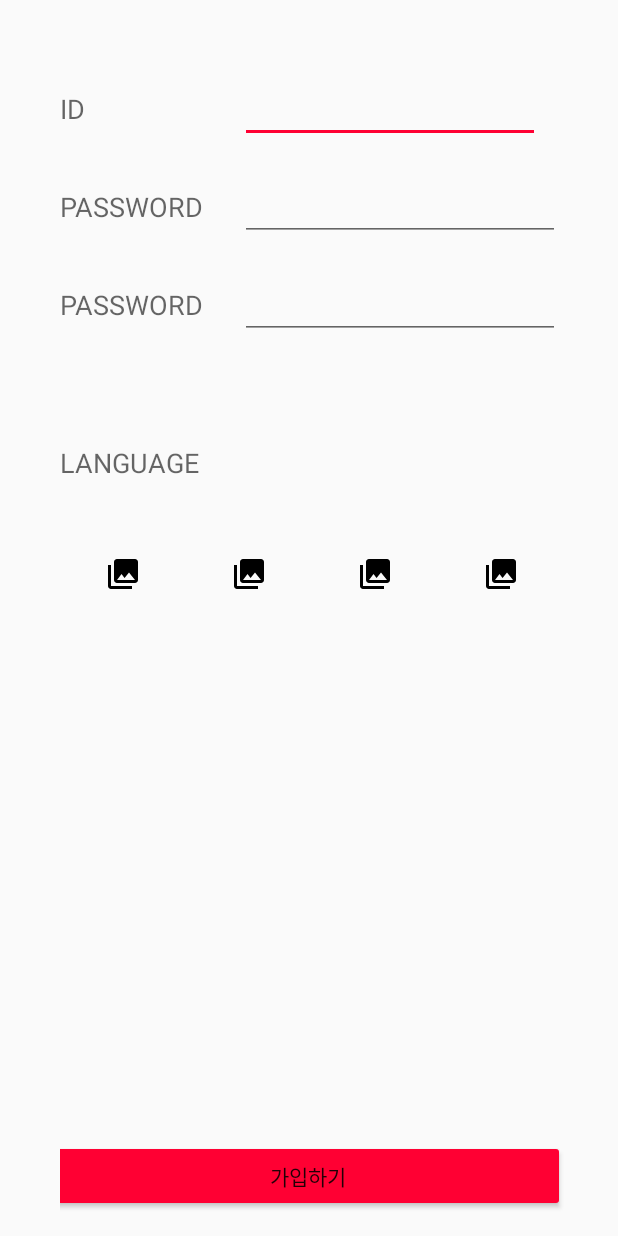
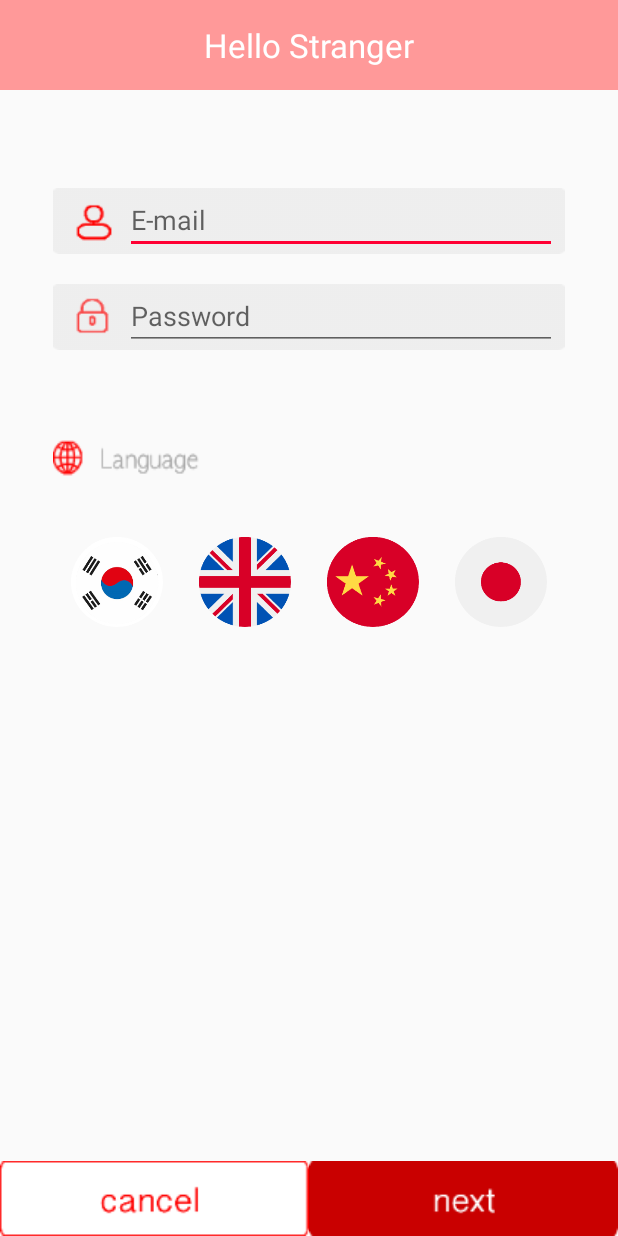
Before and after one commit to hojunyoo/HelloStranger, an Android app: the layout activity_join.xml on its own in the app's theme, with its tools: preview values and no code run, on a phone screen of 412 x 824 dp. Run offline under Robolectric (Android 15) with nearby library versions, the phone set to English and light mode, and no system bars; network calls fail.

Commit message:
로그인 서버 연동 테스트 완료 login.xml, join.xml 작성중 splash, login, join 트랜젝션 완료

```diff
--- a/app/src/main/AndroidManifest.xml
+++ b/app/src/main/AndroidManifest.xml
@@ -15,7 +15,8 @@
             android:name=".activity.MainActivity"
             android:label="@string/app_home"
             android:theme="@style/AppTheme.NoActionBar"></activity>
-        <activity android:name=".activity.LogInActivity" />
+        <activity android:name=".activity.LogInActivity"
+            android:theme="@style/FullscreenTheme"/>
         <activity
             android:name=".activity.SplashActivity"
             android:configChanges="orientation|keyboardHidden|screenSize"
--- a/app/src/main/java/com/example/secpc/hellostranger/activity/SettingTabooActivity.java
+++ b/app/src/main/java/com/example/secpc/hellostranger/activity/SettingTabooActivity.java
@@ -116,10 +116,7 @@ public class SettingTabooActivity extends Activity {
         url += "users/new?"+ServerRequest.joinURL("name", id)+"&"+ServerRequest.joinURL("password", password)+"&"
                 + ServerRequest.joinURL("lang", language)+"&" + ServerRequest.joinURL("for_taboo", String.valueOf(Taboo));
         ServerRequest.sendUserRequest(getApplicationContext(), url);
-        User user = new User(null, id, password, Integer.parseInt(language), null, Taboo);
-
         //회원가입한 사용자 등록\
         //후에 자동로그인 sharedpreference적용 예정
-        DataInstance.setUser(user);
     }
 }
--- a/app/src/main/java/com/example/secpc/hellostranger/activity/SplashActivity.java
+++ b/app/src/main/java/com/example/secpc/hellostranger/activity/SplashActivity.java
@@ -37,7 +37,7 @@ public class SplashActivity extends AppCompatActivity {
 //                finish();
 //                overridePendingTransition(android.R.anim.fade_in, android.R.anim.fade_out);
 
-                Intent goMain = new Intent(SplashActivity.this, JoinActivity.class);
+                Intent goMain = new Intent(SplashActivity.this, LogInActivity.class);
                 startActivity(goMain);
                 finish();
                 overridePendingTransition(android.R.anim.fade_in, android.R.anim.fade_out);
--- a/app/src/main/java/com/example/secpc/hellostranger/controller/DataInstance.java
+++ b/app/src/main/java/com/example/secpc/hellostranger/controller/DataInstance.java
@@ -9,7 +9,7 @@ import com.example.secpc.hellostranger.data.User;
 public class DataInstance {
     private static User user;
 
-    public User getUser() {
+    public static User getUser() {
         return user;
     }
 
--- a/app/src/main/res/layout/activity_join.xml
+++ b/app/src/main/res/layout/activity_join.xml
@@ -3,119 +3,130 @@
     xmlns:tools="http://schemas.android.com/tools"
     android:layout_width="match_parent"
     android:layout_height="match_parent"
-    android:paddingBottom="@dimen/activity_vertical_margin"
-    android:paddingLeft="40dp"
-    android:paddingRight="30dp"
-    android:paddingTop="50dp"
+
     tools:context="com.example.secpc.hellostranger.activity.JoinActivity">
 
     <LinearLayout
+        android:layout_width="match_parent"
+        android:layout_height="60dp"
+        android:background="@color/colorPrimary2"
+        android:id="@+id/linearLayout_top">
+        <TextView
+            android:layout_width="match_parent"
+            android:layout_height="wrap_content"
+            android:text="Hello Stranger"
+            android:layout_gravity="center"
+            android:textColor="#ffffff"
+            android:textAppearance="?android:attr/textAppearanceLarge"
+            android:textAlignment="center"
+            />
+    </LinearLayout>
+
+    <LinearLayout
+        android:layout_width="match_parent"
+        android:layout_height="wrap_content"
+        android:padding="35dp"
+        android:layout_marginTop="30dp"
+        android:layout_below="@+id/linearLayout_top"
+        android:orientation="vertical">
+    <LinearLayout
         android:orientation="vertical"
+        android:id="@+id/linearLayout"
         android:layout_width="match_parent"
         android:layout_height="wrap_content">
 
-        <LinearLayout
+        <RelativeLayout
             android:orientation="horizontal"
-            android:layout_width="wrap_content"
+            android:layout_width="match_parent"
             android:layout_height="wrap_content">
-
             <TextView
-                android:layout_width="100dp"
-                android:layout_height="wrap_content"
+                android:layout_width="match_parent"
+                android:layout_height="44dp"
                 android:textAppearance="?android:attr/textAppearanceMedium"
-                android:text="ID"
-                android:id="@+id/textView4" />
+                android:id="@+id/textView"
+                android:background="@drawable/signup_email_icon"/>
 
             <EditText
-                android:layout_width="200dp"
-                android:layout_height="wrap_content"
-               android:layout_marginLeft="20dp"
-                android:id="@+id/JoinActivity_EditText_id" />
+                android:layout_width="match_parent"
+                android:layout_height="44dp"
+                android:layout_marginLeft="48dp"
+                android:layout_marginRight="5dp"
+                android:hint="E-mail"
+                android:id="@+id/JoinActivity_EditText_id"
+                android:layout_alignParentTop="true"
+                android:layout_alignParentLeft="true"
+                android:layout_alignParentStart="true" />
 
-        </LinearLayout>
+        </RelativeLayout>
 
-        <LinearLayout
-            android:orientation="horizontal"
-            android:layout_width="wrap_content"
-            android:layout_height="wrap_content"
+        <RelativeLayout
+              android:layout_width="wrap_content"
+              android:layout_height="wrap_content"
             android:layout_marginTop="20dp" >
 
             <TextView
-                android:layout_width="100dp"
-                android:layout_height="wrap_content"
-                android:textAppearance="?android:attr/textAppearanceMedium"
-                android:text="PASSWORD"
-                android:id="@+id/textView7" />
+                android:layout_width="match_parent"
+                android:layout_height="44dp"
+                android:background="@drawable/signup_password_icon"
+                android:id="@+id/textView2" />
 
             <EditText
-                android:layout_width="wrap_content"
-                android:layout_height="wrap_content"
+                android:layout_width="match_parent"
+                android:layout_height="44dp"
                 android:inputType="textPassword"
+                android:hint="Password"
+                android:layout_marginLeft="48dp"
+                android:layout_marginRight="5dp"
                 android:ems="10"
-                android:layout_marginLeft="20dp"
-                android:id="@+id/JoinActivity_EditText_password" />
-        </LinearLayout>
-
-        <LinearLayout
-            android:orientation="horizontal"
-            android:layout_width="wrap_content"
-            android:layout_height="wrap_content"
-            android:layout_marginTop="20dp">
-
-            <TextView
-                android:layout_width="100dp"
-                android:layout_height="wrap_content"
-                android:textAppearance="?android:attr/textAppearanceMedium"
-                android:text="PASSWORD"
-                android:id="@+id/textView5" />
-
-            <EditText
-                android:layout_width="wrap_content"
-                android:layout_height="wrap_content"
-                android:inputType="textPassword"
-                android:ems="10"
-                android:layout_marginLeft="20dp"
-                android:id="@+id/JoinActivity_EditText_repassword" />
+                android:id="@+id/JoinActivity_EditText_password"
+                android:layout_alignParentTop="true"
+                android:layout_alignParentRight="true"
+                android:layout_alignParentEnd="true" />
+        </RelativeLayout>
 
         </LinearLayout>
 
         <TextView
-            android:layout_width="match_parent"
+            android:layout_width="100dp"
             android:layout_height="wrap_content"
             android:textAppearance="?android:attr/textAppearanceMedium"
-            android:text="LANGUAGE"
-            android:layout_marginTop="70dp"
+            android:background="@drawable/singup_lang_icon"
+            android:layout_marginTop="60dp"
+            android:layout_below="@+id/linearLayout"
             android:id="@+id/textView6" />
 
-        <RelativeLayout
+        <LinearLayout
             android:layout_width="wrap_content"
-            android:layout_height="wrap_content"
-            android:layout_marginTop="20dp"
+            android:layout_height="80dp"
+            android:layout_below="@+id/textView6"
+            android:layout_marginTop="30dp"
+            android:orientation="horizontal"
             >
 
             <ImageButton
                 android:layout_width="wrap_content"
                 android:layout_height="wrap_content"
-                android:padding="30dp"
-                android:src="@drawable/ic_menu_gallery"
+                android:src="@drawable/south_korea"
+                android:layout_weight="1"
+                android:scaleType="fitXY"
                 android:backgroundTint="@android:color/transparent"
                 android:id="@+id/JoinActivity_button_language_kor" />
 
             <ImageButton
                 android:layout_width="wrap_content"
                 android:layout_height="wrap_content"
-                android:src="@drawable/ic_menu_gallery"
-                android:padding="30dp"
+                android:src="@drawable/united_kingdom"
+                 android:scaleType="fitXY"
                 android:backgroundTint="@android:color/transparent"
-                android:layout_toRightOf="@+id/JoinActivity_button_language_kor"
+                android:layout_weight="1"
                 android:id="@+id/JoinActivity_button_language_eng" />
 
             <ImageButton
                 android:layout_width="wrap_content"
                 android:layout_height="wrap_content"
-                android:src="@drawable/ic_menu_gallery"
-                android:padding="30dp"
-                android:layout_toRightOf="@+id/JoinActivity_button_language_eng"
+                android:src="@drawable/china"
+                android:scaleType="fitXY"
+                android:layout_weight="1"
                 android:id="@+id/JoinActivity_button_language_chin"
                 android:backgroundTint="@android:color/transparent"
                  />
@@ -123,22 +134,38 @@
             <ImageButton
                 android:layout_width="wrap_content"
                 android:layout_height="wrap_content"
-                android:src="@drawable/ic_menu_gallery"
-                android:padding="30dp"
+                android:src="@drawable/japan"
+                android:scaleType="fitXY"
+                android:layout_weight="1"
                 android:backgroundTint="@android:color/transparent"
-                android:layout_toRightOf="@+id/JoinActivity_button_language_chin"
-                android:id="@+id/JoinActivity_button_language_jan"
+                 android:id="@+id/JoinActivity_button_language_jan"
                 />
-        </RelativeLayout>
+        </LinearLayout>
+
+
     </LinearLayout>
 
-    <Button
+    <LinearLayout
         android:layout_width="match_parent"
         android:layout_height="wrap_content"
-        android:text="가입하기"
-        android:id="@+id/JoinActivity_Button_join"
-        android:backgroundTint="@color/colorAccent"
         android:layout_alignParentBottom="true"
-        android:layout_centerHorizontal="true" />
+        android:orientation="horizontal">
+        <ImageButton
+            android:layout_width="match_parent"
+            android:layout_height="50dp"
+            android:text="가입하기"
+            android:id="@+id/JoinActivity_Button_cancel"
+            android:background="@drawable/signup_cancel_icon"
+            android:layout_gravity="bottom"
+            android:layout_weight="1" />
+        <ImageButton
+            android:layout_width="match_parent"
+            android:layout_height="50dp"
+            android:text="가입하기"
+            android:id="@+id/JoinActivity_Button_join"
+            android:background="@drawable/signup_next_icon"
+            android:layout_weight="1" />
+
+    </LinearLayout>
 
 </RelativeLayout>
--- a/app/src/main/res/values/colors.xml
+++ b/app/src/main/res/values/colors.xml
@@ -1,17 +1,18 @@
 <?xml version="1.0" encoding="utf-8"?>
 <resources>
-    <color name="colorPrimary">#ffb300</color>
-    <color name="colorPrimary2">#ffc400</color>
+    <color name="colorPrimary">#ffffff</color>
+    <color name="colorPrimary2">#ff9999</color>
     <color name="colorPrimary3">#ff6200</color>
     <color name="colorPrimary4">#ff9500</color>
     <color name="colorPrimary5">#ff5500</color>
     <color name="colorPrimary6">#ffaa00</color>
-    <color name="colorPrimaryDark">#c7c7c7</color>
+    <color name="colorPrimaryDark">#000000</color>
     <color name="colorAccent">#ff0033</color>
 
     <color name="colorAlpha">#75ff0033</color>
     <color name="dark_overlay">#44442828</color>
     <color name="black_overlay">#66000000</color>
+    <color name="textColor">#000000</color>
 
     <color name="white">#FFFFFF</color>
     <color name="black">#000000</color>
--- a/app/src/main/res/values/styles.xml
+++ b/app/src/main/res/values/styles.xml
@@ -5,11 +5,13 @@
         <!-- Customize your theme here. -->
         <item name="colorPrimary">@color/colorPrimary</item>
         <item name="colorPrimaryDark">@color/colorPrimaryDark</item>
-        <item name="android:windowActionBarOverlay">true</item>
+         <item name="android:windowActionBarOverlay">true</item>
 
         <item name="colorAccent">@color/colorAccent</item>
     </style>
+   <style name="TextStyle" parent="Theme.AppCompat.Light.DarkActionBar">
 
+   </style>
 
     <style name="AppTheme.NoActionBar">
         <item name="windowActionBar">false</item>
```
Also changed, not shown: app/src/main/java/com/example/secpc/hellostranger/activity/JoinActivity.java (+8 -1 lines), app/src/main/java/com/example/secpc/hellostranger/activity/LogInActivity.java (+35 -7 lines), app/src/main/java/com/example/secpc/hellostranger/controller/ServerRequest.java (+1 -6 lines), app/src/main/res/layout/activity_log_in.xml (+8 -25 lines), app/src/main/res/drawable-xxxhdpi/signup_cancel_icon.png (added), app/src/main/res/drawable-xxxhdpi/signup_email_icon.png (added), app/src/main/res/drawable-xxxhdpi/signup_hellostr_icon.png (added), app/src/main/res/drawable-xxxhdpi/signup_next_icon.png (added), app/src/main/res/drawable-xxxhdpi/signup_password_icon.png (added), app/src/main/res/drawable-xxxhdpi/singup_lang_icon.png (added), 1 other file.
